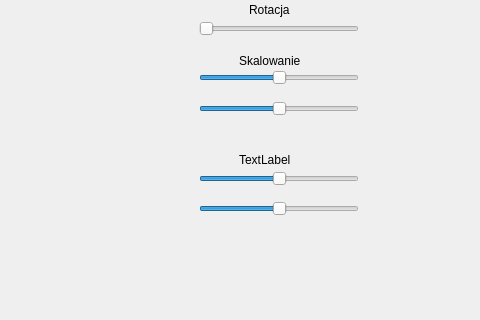
Qt form przeksztalcenia2D/mainwindow.ui (olapabian/grafika) before a commit; both pictures show x 401 to 881 and y 110 to 430 of the 881 by 905 pixel window.
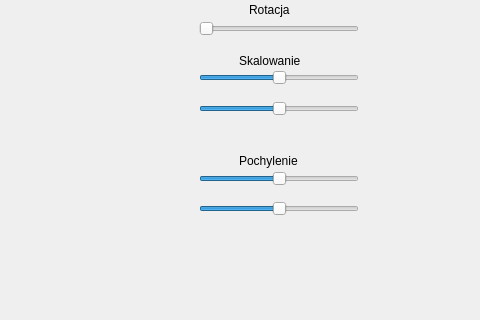
The same form after that commit.

Patch:
```diff
--- a/przeksztalcenia2D/mainwindow.ui
+++ b/przeksztalcenia2D/mainwindow.ui
@@ -45,12 +45,12 @@
      <rect>
       <x>640</x>
       <y>260</y>
-      <width>63</width>
-      <height>20</height>
+      <width>81</width>
+      <height>21</height>
      </rect>
     </property>
     <property name="text">
-     <string>TextLabel</string>
+     <string>Pochylenie</string>
     </property>
    </widget>
    <widget class="QLabel" name="label_2">
```
Left out of the diff: 53 changed lines with no effect on the pictures.
